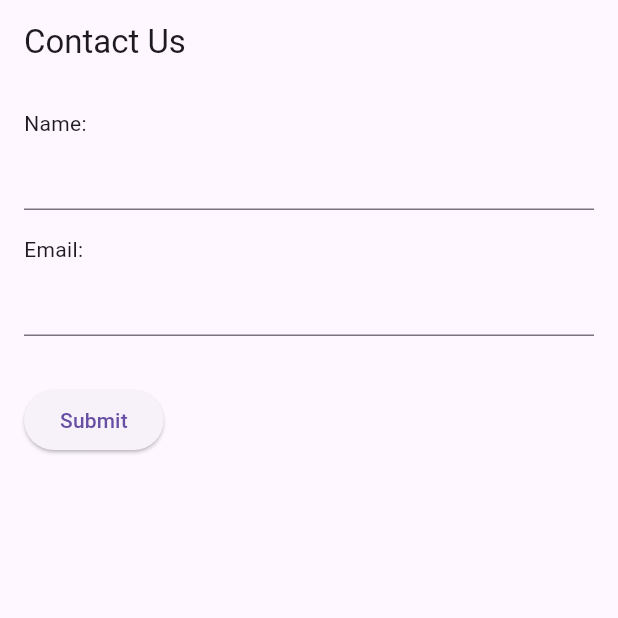
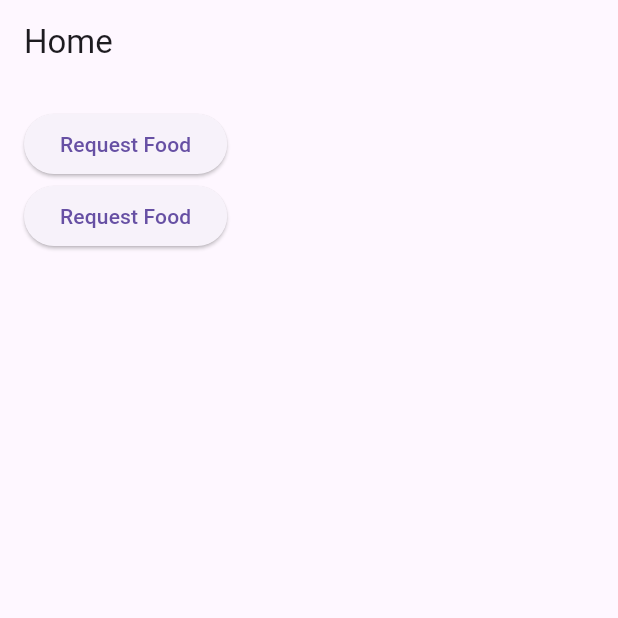
Before and after one commit to ghuy12345/leftover_food_app, a Flutter app: the screen it shows after launch, on a phone screen of 412 x 824 dp, the top half of it. Run offline on Flutter 3.47's test engine with Material 3 defaults, Android fonts, the phone set to English and light mode, and no system bars; our stand-ins replace firebase_core; accounts and stored records are empty; statements that could not run were skipped.

Commit message:
Added a baselayer of code and functionality to project

```diff
--- a/lib/main.dart
+++ b/lib/main.dart
@@ -2,9 +2,6 @@ import 'package:flutter/material.dart';
 import 'package:firebase_core/firebase_core.dart';
 import 'firebase_options.dart';
 import 'package:leftover_food_app/screens/home_screen.dart';
-import 'package:leftover_food_app/screens/confirmation_screen.dart';
-import 'package:leftover_food_app/screens/donor_form_screen.dart';
-import 'package:leftover_food_app/screens/receiver_form_screen.dart';
 
 
 /*
@@ -17,5 +14,5 @@ WidgetsFlutterBinding.ensureInitialized();
     options: DefaultFirebaseOptions.currentPlatform,
 );
 
-runApp(MaterialApp(home: ContactScreen(),));
+runApp(MaterialApp(home: HomeScreen(),));
 }
--- a/lib/screens/home_screen.dart
+++ b/lib/screens/home_screen.dart
@@ -2,32 +2,37 @@
 Landing page with options like: “I'm a Donor” / “I'm a Receiver.”
 */
 import 'package:flutter/material.dart';
+import 'package:leftover_food_app/screens/donor_form_screen.dart';
+import 'package:leftover_food_app/screens/receiver_form_screen.dart';
 
-class ContactScreen extends StatelessWidget {
+class HomeScreen extends StatelessWidget {
   final TextEditingController nameController = TextEditingController();
   final TextEditingController emailController = TextEditingController();
 
   @override
   Widget build(BuildContext context) {
     return Scaffold(
-      appBar: AppBar(title: Text('Contact Us')),
+      appBar: AppBar(title: Text('Home')),
       body: Padding(
         padding: const EdgeInsets.all(16.0),
         child: Column(
           crossAxisAlignment: CrossAxisAlignment.start,
           children: [
-            Text("Name:"),
-            TextField(controller: nameController),
-            SizedBox(height: 16),
-            Text("Email:"),
-            TextField(controller: emailController),
-            SizedBox(height: 32),
+            // Reciever Form
             ElevatedButton(
               onPressed: () {
                 // You would normally handle submission here
-                print("Submitted: ${nameController.text}, ${emailController.text}");
+                Navigator.push(context, MaterialPageRoute(builder: (context) => ReceiverFormScreen()));
               },
-              child: Text("Submit"),
+              child: Text("Request Food"),
+            ),
+            // Donor Form
+            ElevatedButton(
+              onPressed: () {
+                // You would normally handle submission here
+                Navigator.push(context, MaterialPageRoute(builder: (context) => DonorFormScreen()));
+              },
+              child: Text("Request Food"),
             ),
           ],
         ),
```
Also changed, not shown: lib/screens/confirmation_screen.dart (+51 -0 lines), lib/screens/donor_form_screen.dart (+31 -0 lines), lib/screens/receiver_form_screen.dart (+30 -0 lines).
